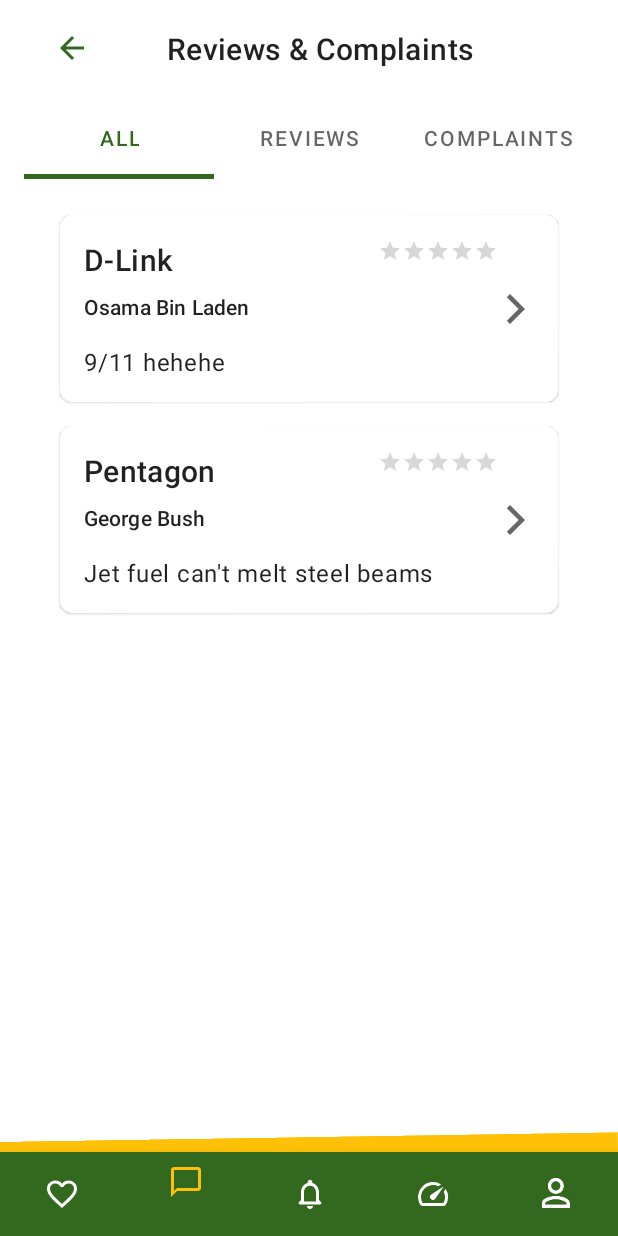
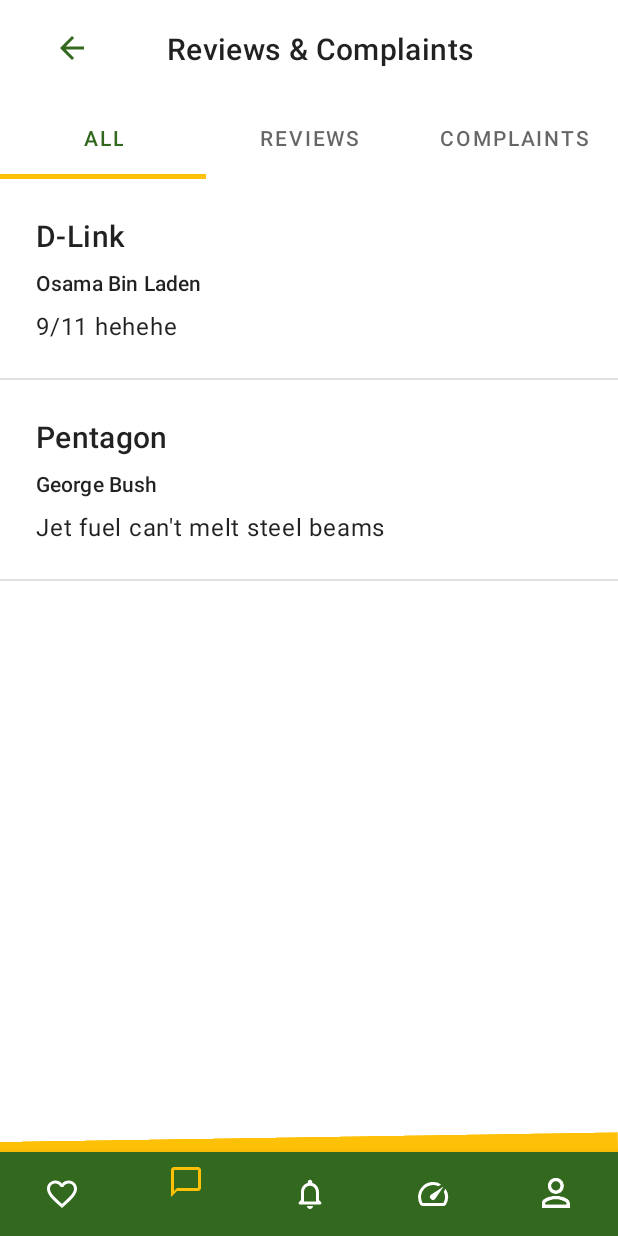
Before and after one commit to Deadshot619/EyHotspot, an Android app: the screen it shows after launch (BottomNavHomeActivity), item 2 of the bottom bar chosen, on a phone screen of 412 x 824 dp. Run offline under Robolectric (Android 15) with nearby library versions, the phone set to English and light mode, and no system bars; our stand-ins replace data binding.

Commit message:
Change layout of Review List

```diff
--- a/app/src/main/java/com/ey/hotspot/ui/review_and_complaint/review_list/ReviewListFragment.kt
+++ b/app/src/main/java/com/ey/hotspot/ui/review_and_complaint/review_list/ReviewListFragment.kt
@@ -1,5 +1,6 @@
 package com.ey.hotspot.ui.review_and_complaint.review_list
 
+import androidx.recyclerview.widget.DividerItemDecoration
 import androidx.recyclerview.widget.LinearLayoutManager
 import androidx.recyclerview.widget.RecyclerView
 import com.ey.hotspot.R
@@ -29,6 +30,7 @@
 
         recyclerView.run {
             layoutManager = LinearLayoutManager(this.context, LinearLayoutManager.VERTICAL, false)
+            addItemDecoration(DividerItemDecoration(context, LinearLayoutManager.VERTICAL))
             this.adapter = mAdapter
         }
     }
--- a/app/src/main/res/layout/fragment_review_and_complain.xml
+++ b/app/src/main/res/layout/fragment_review_and_complain.xml
@@ -18,35 +18,18 @@
             layout="@layout/layout_custom_toolbar"
             app:layout_constraintEnd_toEndOf="parent"
             app:layout_constraintStart_toStartOf="parent"
-            app:layout_constraintTop_toTopOf="parent"
-            />
-
-        <androidx.cardview.widget.CardView
-            android:layout_width="0dp"
-            android:layout_height="0dp"
-            android:layout_marginLeft="16dp"
-            android:layout_marginRight="16dp"
-            app:cardCornerRadius="10dp"
-            app:cardElevation="0dp"
-            app:cardUseCompatPadding="false"
-            app:layout_constraintBottom_toBottomOf="parent"
-            app:layout_constraintLeft_toLeftOf="parent"
-            app:layout_constraintRight_toRightOf="parent"
-            app:layout_constraintTop_toBottomOf="@id/toolbarLayout">
-
-            <androidx.constraintlayout.widget.ConstraintLayout
-                android:layout_width="match_parent"
-                android:layout_height="match_parent">
+            app:layout_constraintTop_toTopOf="parent" />
 
         <!--                Tab Selection-->
         <com.google.android.material.tabs.TabLayout
             android:id="@+id/tab_layout"
-                    android:layout_width="match_parent"
+            android:layout_width="0dp"
             android:layout_height="wrap_content"
             app:layout_constraintEnd_toEndOf="parent"
             app:layout_constraintStart_toStartOf="parent"
-                    app:layout_constraintTop_toTopOf="parent"
+            app:layout_constraintTop_toBottomOf="@id/toolbarLayout"
             app:tabGravity="fill"
+            app:tabIndicatorColor="?attr/colorAccent"
             app:tabIndicatorHeight="3dp"
             app:tabMode="fixed"
             app:tabPadding="18dp" />
@@ -61,10 +44,6 @@
             app:layout_constraintStart_toStartOf="parent"
             app:layout_constraintTop_toBottomOf="@id/tab_layout" />
 
-            </androidx.constraintlayout.widget.ConstraintLayout>
-
-        </androidx.cardview.widget.CardView>
-
 
     </androidx.constraintlayout.widget.ConstraintLayout>
 </layout>
--- a/app/src/main/res/layout/fragment_review_list.xml
+++ b/app/src/main/res/layout/fragment_review_list.xml
@@ -13,9 +13,7 @@
         android:layout_width="match_parent"
         android:layout_height="match_parent"
         tools:context=".ui.review_and_complaint.review_list.ReviewListFragment"
-        android:paddingTop="@dimen/common_padding_top"
-        android:paddingEnd="@dimen/common_padding_end"
-        android:paddingStart="@dimen/common_padding_start">
+        >
 
 
         <androidx.recyclerview.widget.RecyclerView
--- a/app/src/main/res/layout/item_review_list.xml
+++ b/app/src/main/res/layout/item_review_list.xml
@@ -11,21 +11,10 @@
     </data>
 
 
-    <com.google.android.material.card.MaterialCardView
-        android:layout_width="match_parent"
-        android:layout_height="wrap_content"
-        android:layout_margin="8dp"
-        app:cardCornerRadius="8dp"
-        app:layout_constraintBottom_toBottomOf="parent"
-        app:layout_constraintEnd_toEndOf="parent"
-        app:layout_constraintStart_toStartOf="parent"
-        app:layout_constraintTop_toTopOf="parent"
-        app:layout_constraintVertical_bias="0">
-
     <androidx.constraintlayout.widget.ConstraintLayout
         android:layout_width="match_parent"
         android:layout_height="wrap_content"
-            android:padding="16dp">
+        android:padding="24dp">
 
 
         <!--Wifi Name-->
@@ -34,9 +23,8 @@
             style="@style/TextAppearance.MaterialComponents.Headline6"
             android:layout_width="0dp"
             android:layout_height="wrap_content"
-                android:layout_marginEnd="@dimen/common_margin_end"
             android:text="@{data.wifiSsid}"
-                app:layout_constraintEnd_toStartOf="@+id/appCompatRatingBar"
+            app:layout_constraintEnd_toEndOf="parent"
             app:layout_constraintStart_toStartOf="parent"
             app:layout_constraintTop_toTopOf="parent"
             tools:text="Starbucks WiFi" />
@@ -48,9 +36,8 @@
             android:layout_width="0dp"
             android:layout_height="wrap_content"
             android:layout_marginTop="@dimen/common_margin_between_fields"
-                android:layout_marginEnd="@dimen/common_margin_end"
             android:text="@{data.username}"
-                app:layout_constraintEnd_toStartOf="@+id/iv_more"
+            app:layout_constraintEnd_toEndOf="@id/tv_wifi_name"
             app:layout_constraintStart_toStartOf="@id/tv_wifi_name"
             app:layout_constraintTop_toBottomOf="@id/tv_wifi_name"
             tools:targetApi="              "
@@ -62,33 +49,13 @@
             style="@style/TextAppearance.MaterialComponents.Body1"
             android:layout_width="0dp"
             android:layout_height="wrap_content"
-                android:layout_marginTop="@dimen/common_margin_top"
+            android:layout_marginTop="@dimen/common_margin_between_fields"
             android:text="@{data.comments}"
-                tools:text="Osama Bin Laden"
             app:layout_constraintEnd_toEndOf="@+id/tv_username"
             app:layout_constraintStart_toStartOf="@id/tv_wifi_name"
-                app:layout_constraintTop_toBottomOf="@id/tv_username" />
+            app:layout_constraintTop_toBottomOf="@id/tv_username"
+            tools:text="Osama Bin Laden" />
 
-            <!--Rating bar-->
-            <androidx.appcompat.widget.AppCompatRatingBar
-                android:id="@+id/appCompatRatingBar"
-                style="@style/Widget.AppCompat.RatingBar.Small"
-                android:layout_width="wrap_content"
-                android:layout_height="wrap_content"
-                app:layout_constraintEnd_toStartOf="@+id/iv_more"
-                app:layout_constraintTop_toTopOf="parent"
-                tools:rating="3" />
-
-            <!--Arrow-->
-            <androidx.appcompat.widget.AppCompatImageView
-                android:id="@+id/iv_more"
-                android:layout_width="wrap_content"
-                android:layout_height="wrap_content"
-                android:src="@drawable/ic_baseline_arrow_forward_ios_24"
-                app:layout_constraintBottom_toBottomOf="parent"
-                app:layout_constraintEnd_toEndOf="parent"
-                app:layout_constraintTop_toTopOf="parent" />
     </androidx.constraintlayout.widget.ConstraintLayout>
-    </com.google.android.material.card.MaterialCardView>
 
 </layout>
```
Lines whose indentation alone changed are shown as unchanged.
